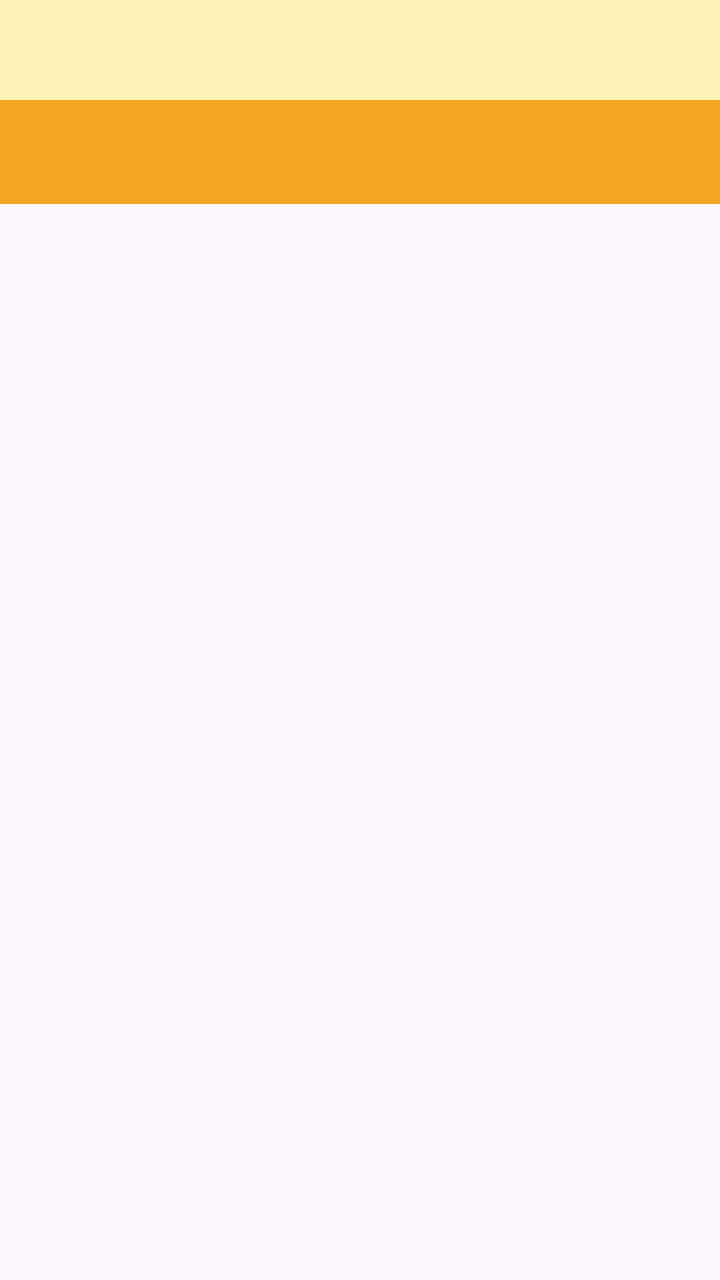
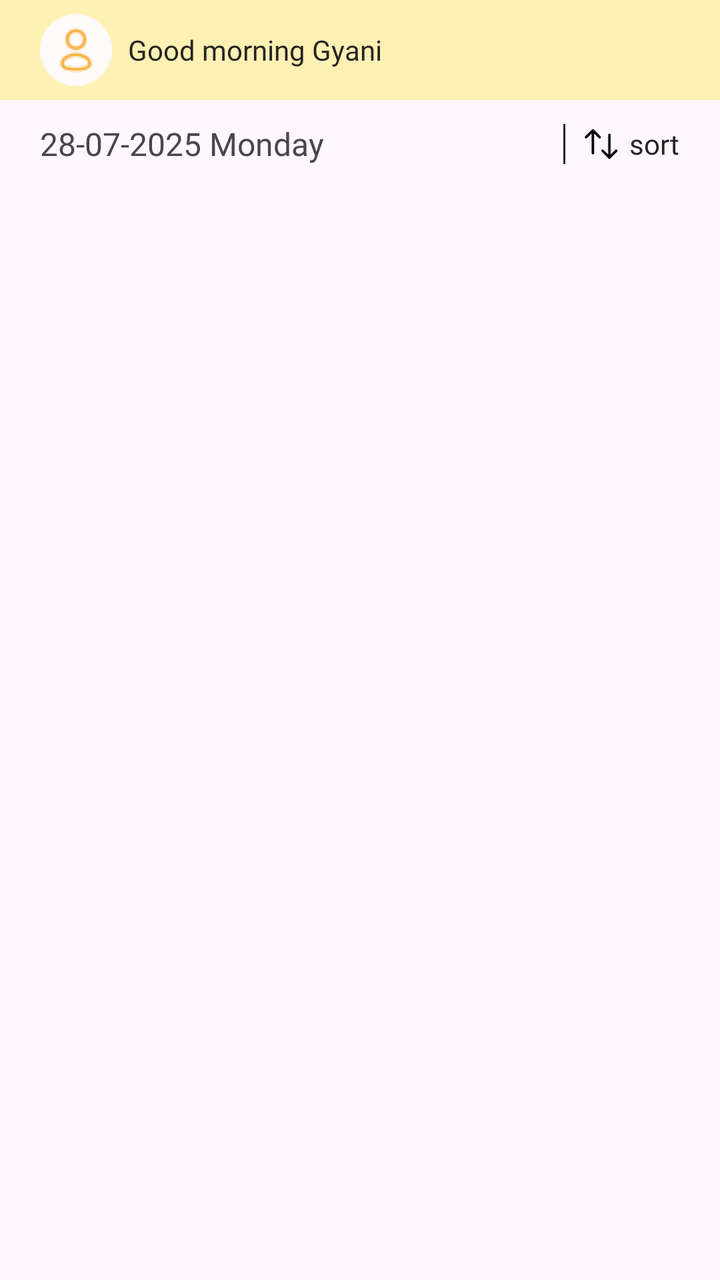

Two renders of the same Android screen: before a commit and after it. Below are the layout's source before the change and the commit's diff.
<!-- AndroidManifest.xml: application theme Theme.Radiate -->
<!-- res/layout/fragment_journal.xml -->
<?xml version="1.0" encoding="utf-8"?>
<androidx.constraintlayout.widget.ConstraintLayout xmlns:android="http://schemas.android.com/apk/res/android"
    xmlns:tools="http://schemas.android.com/tools"
    android:layout_width="match_parent"
    android:layout_height="match_parent"
    xmlns:app="http://schemas.android.com/apk/res-auto"
    tools:context=".JournalFragment"
    android:backgroundTint="@color/softpinkwhitebackground">

    <LinearLayout
        android:id="@+id/llActionBar"
        android:layout_width="match_parent"
        android:layout_height="50dp"
        android:background="@color/pastelyellow"
        android:orientation="vertical"
        app:layout_constraintTop_toTopOf="parent"
        app:layout_constraintEnd_toEndOf="parent"
        app:layout_constraintStart_toStartOf="parent"/>

    <LinearLayout
        android:id="@+id/llTopTabBar"
        android:layout_width="match_parent"
        android:layout_height="52dp"
        android:background="@color/softcoral"
        android:orientation="vertical"
        app:layout_constraintTop_toBottomOf="@+id/llActionBar"
        app:layout_constraintStart_toStartOf="parent"/>

    <androidx.recyclerview.widget.RecyclerView
        android:layout_width="match_parent"
        android:layout_height="0dp"
        tools:listitem="@layout/listitem_journal"
        android:layout_marginStart="12dp"
        android:layout_marginEnd="12dp"
        app:layout_constraintTop_toBottomOf="@id/llTopTabBar"
        app:layout_constraintBottom_toBottomOf="parent"
        app:layout_constraintStart_toStartOf="parent"
        app:layout_constraintEnd_toEndOf="parent"/>

</androidx.constraintlayout.widget.ConstraintLayout>
<!-- res/layout/listitem_journal.xml (included above) -->
<?xml version="1.0" encoding="utf-8"?>
<androidx.constraintlayout.widget.ConstraintLayout xmlns:android="http://schemas.android.com/apk/res/android"
    android:layout_width="match_parent"
    android:layout_height="wrap_content"
    xmlns:app="http://schemas.android.com/apk/res-auto">

    <androidx.cardview.widget.CardView
        android:layout_width="match_parent"
        android:layout_height="100dp"
        app:cardCornerRadius="8dp"
        app:cardUseCompatPadding="true"
        app:layout_constraintStart_toStartOf="parent"
        app:layout_constraintTop_toTopOf="parent">

        <LinearLayout
            android:layout_width="match_parent"
            android:layout_height="match_parent"
            android:background="@color/pastelyellow"
            android:orientation="horizontal"
            android:gravity="center_vertical"
            android:weightSum="5">

            <LinearLayout
                android:layout_width="0dp"
                android:layout_height="match_parent"
                android:orientation="vertical"
                android:layout_weight="1"
                android:gravity="center">

                <TextView
                    android:id="@+id/tvDate"
                    android:layout_width="wrap_content"
                    android:layout_height="wrap_content"
                    android:text="@string/journal_date"
                    android:textSize="18sp"
                    android:textStyle="bold"
                    android:fontFamily="@font/opensans"
                    android:textColor="@color/black"
                    android:layout_gravity="center"/>

                <View
                    android:layout_width="wrap_content"
                    android:layout_height="1dp"
                    android:background="@color/softcoral"
                    android:layout_gravity="center"
                    android:layout_marginStart="16dp"
                    android:layout_marginEnd="16dp"/>

                <TextView
                    android:layout_width="wrap_content"
                    android:layout_height="wrap_content"
                    android:gravity="center"
                    android:layout_gravity="center"
                    android:text="@string/journal_month_year_day"
                    android:fontFamily="@font/inika_regular"
                    android:textColor="@color/black"
                    android:textSize="12sp"/>

            </LinearLayout>

            <View
                android:layout_width="1dp"
                android:layout_height="60dp"
                android:background="@color/black"/>

            <LinearLayout
                android:layout_width="0dp"
                android:layout_height="match_parent"
                android:layout_weight="4">

                <TextView
                    android:layout_width="match_parent"
                    android:layout_height="match_parent"
                    android:textColor="@color/black"
                    android:text="@string/journal_title"
                    android:textSize="18sp"
                    android:fontFamily="@font/inika_regular"
                    android:gravity="center_vertical"
                    android:paddingEnd="12dp"
                    android:paddingStart="12dp"/>

            </LinearLayout>


        </LinearLayout>
    </androidx.cardview.widget.CardView>

</androidx.constraintlayout.widget.ConstraintLayout>
<!-- resources referenced by this layout -->
<resources>
  <color name="black">#262424</color>
  <color name="pastelyellow">#FFF0B3</color>
  <color name="softcoral">#F5A623</color>
  <color name="softpinkwhitebackground">#FFFAFA</color>
  <string name="journal_date">28</string>
  <string name="journal_month_year_day">July 2002 Sunday</string>
  <string name="journal_title">One more day developing Radiate</string>
  <style name="Theme.Radiate" parent="Base.Theme.Radiate" />
  <style name="Base.Theme.Radiate" parent="Theme.Material3.DayNight.NoActionBar">
          
          
      </style>
</resources>

<!-- the commit's change to res/layout/fragment_journal.xml (unified diff, before → after) -->
@@ -12,19 +12,80 @@
         android:layout_width="match_parent"
         android:layout_height="50dp"
         android:background="@color/pastelyellow"
-        android:orientation="vertical"
+        android:orientation="horizontal"
+        android:gravity="center_vertical"
         app:layout_constraintTop_toTopOf="parent"
         app:layout_constraintEnd_toEndOf="parent"
-        app:layout_constraintStart_toStartOf="parent"/>
+        app:layout_constraintStart_toStartOf="parent">
+
+        <ImageView
+            android:id="@+id/imgJournlaProfile"
+            android:layout_width="36dp"
+            android:layout_height="36dp"
+            android:src="@drawable/profile_avatar"
+            android:layout_marginStart="20dp"/>
+
+        <TextView
+            android:layout_width="wrap_content"
+            android:layout_height="wrap_content"
+            android:text="@string/journal_greetings"
+            android:textColor="@color/black"
+            android:fontFamily="@font/opensans"
+            android:layout_marginStart="8dp"/>
+
+
+
+    </LinearLayout>
 
     <LinearLayout
-        android:id="@+id/llTopTabBar"
-        android:layout_width="match_parent"
-        android:layout_height="52dp"
-        android:background="@color/softcoral"
-        android:orientation="vertical"
-        app:layout_constraintTop_toBottomOf="@+id/llActionBar"
-        app:layout_constraintStart_toStartOf="parent"/>
+        android:id="@+id/llDateAndSort"
+        android:layout_width="match_parent"
+        android:layout_height="wrap_content"
+        android:orientation="horizontal"
+        android:gravity="center_vertical"
+        android:layout_marginStart="20dp"
+        android:layout_marginEnd="20dp"
+        android:minHeight="28dp"
+        android:layout_marginTop="8dp"
+        app:layout_constraintTop_toBottomOf="@id/llActionBar">
+
+        <TextView
+            android:id="@+id/tvDateJournal"
+            android:layout_width="0dp"
+            android:layout_height="wrap_content"
+            android:text="@string/journal_display_date"
+            android:textSize="16sp"
+            android:fontFamily="@font/opensans"
+            android:layout_weight="1"/>
+
+        <View
+            android:layout_width="1dp"
+            android:layout_height="20dp"
+            android:background="@color/black"/>
+
+        <LinearLayout
+            android:layout_width="wrap_content"
+            android:layout_height="match_parent"
+            android:orientation="horizontal"
+            android:gravity="center_vertical"
+            android:layout_marginStart="8dp"
+            >
+            <ImageView
+                android:layout_width="20dp"
+                android:layout_height="wrap_content"
+                android:src="@drawable/icon_sort"
+                android:maxHeight="20dp"
+                android:minWidth="20dp"/>
+            <TextView
+                android:layout_width="wrap_content"
+                android:layout_height="wrap_content"
+                android:text="@string/sort"
+                android:fontFamily="@font/opensans"
+                android:textColor="@color/black"
+                android:paddingStart="4dp"/>
+        </LinearLayout>
+
+    </LinearLayout>
 
     <androidx.recyclerview.widget.RecyclerView
         android:layout_width="match_parent"
@@ -32,7 +93,8 @@
         tools:listitem="@layout/listitem_journal"
         android:layout_marginStart="12dp"
         android:layout_marginEnd="12dp"
-        app:layout_constraintTop_toBottomOf="@id/llTopTabBar"
+        android:layout_marginTop="8dp"
+        app:layout_constraintTop_toBottomOf="@id/llDateAndSort"
         app:layout_constraintBottom_toBottomOf="parent"
         app:layout_constraintStart_toStartOf="parent"
         app:layout_constraintEnd_toEndOf="parent"/>
@@ -88,11 +150,23 @@
                     android:layout_marginEnd="16dp"/>
 
                 <TextView
+                    android:id="@+id/tvMonthYearAndDay"
                     android:layout_width="wrap_content"
                     android:layout_height="wrap_content"
                     android:gravity="center"
                     android:layout_gravity="center"
-                    android:text="@string/journal_month_year_day"
+                    android:text="@string/journal_month_year"
+                    android:fontFamily="@font/inika_regular"
+                    android:textColor="@color/black"
+                    android:textSize="12sp"/>
+
+                <TextView
+                    android:id="@+id/tvDay"
+                    android:layout_width="wrap_content"
+                    android:layout_height="wrap_content"
+                    android:gravity="center"
+                    android:layout_gravity="center"
+                    android:text="@string/journal_day"
                     android:fontFamily="@font/inika_regular"
                     android:textColor="@color/black"
                     android:textSize="12sp"/>
@@ -110,15 +184,16 @@
                 android:layout_weight="4">
 
                 <TextView
+                    android:id="@+id/tvTitle"
                     android:layout_width="match_parent"
                     android:layout_height="match_parent"
-                    android:textColor="@color/black"
-                    android:text="@string/journal_title"
-                    android:textSize="18sp"
                     android:fontFamily="@font/inika_regular"
                     android:gravity="center_vertical"
+                    android:paddingStart="12dp"
                     android:paddingEnd="12dp"
-                    android:paddingStart="12dp"/>
+                    android:text="@string/journal_title"
+                    android:textColor="@color/black"
+                    android:textSize="18sp" />
 
             </LinearLayout>
 
<!-- resource entries referenced after the edit -->
@@ -4,9 +4,15 @@
   <color name="pastelyellow">#FFF0B3</color>
   <color name="softcoral">#F5A623</color>
   <color name="softpinkwhitebackground">#FFFAFA</color>
+  <!-- drawable icon_sort: png bitmap (drawable, 718 bytes) -->
+  <!-- drawable profile_avatar: png bitmap (drawable, 1066 bytes) -->
   <string name="journal_date">28</string>
-  <string name="journal_month_year_day">July 2002 Sunday</string>
-  <string name="journal_title">One more day developing Radiate</string>
+  <string name="journal_day">Sunday</string>
+  <string name="journal_display_date">28-07-2025 Monday</string>
+  <string name="journal_greetings">Good morning Gyani</string>
+  <string name="journal_month_year">July 2002</string>
+  <string name="journal_title">One more day developing Santulit</string>
+  <string name="sort">sort</string>
   <style name="Theme.Radiate" parent="Base.Theme.Radiate" />
   <style name="Base.Theme.Radiate" parent="Theme.Material3.DayNight.NoActionBar">
           
